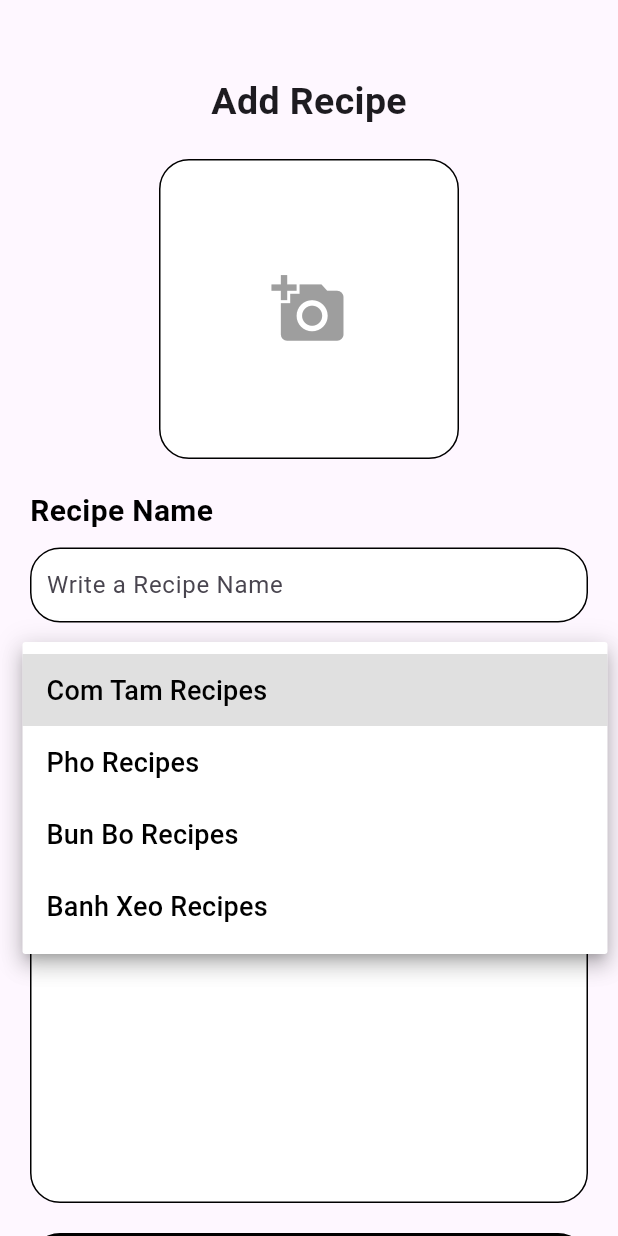
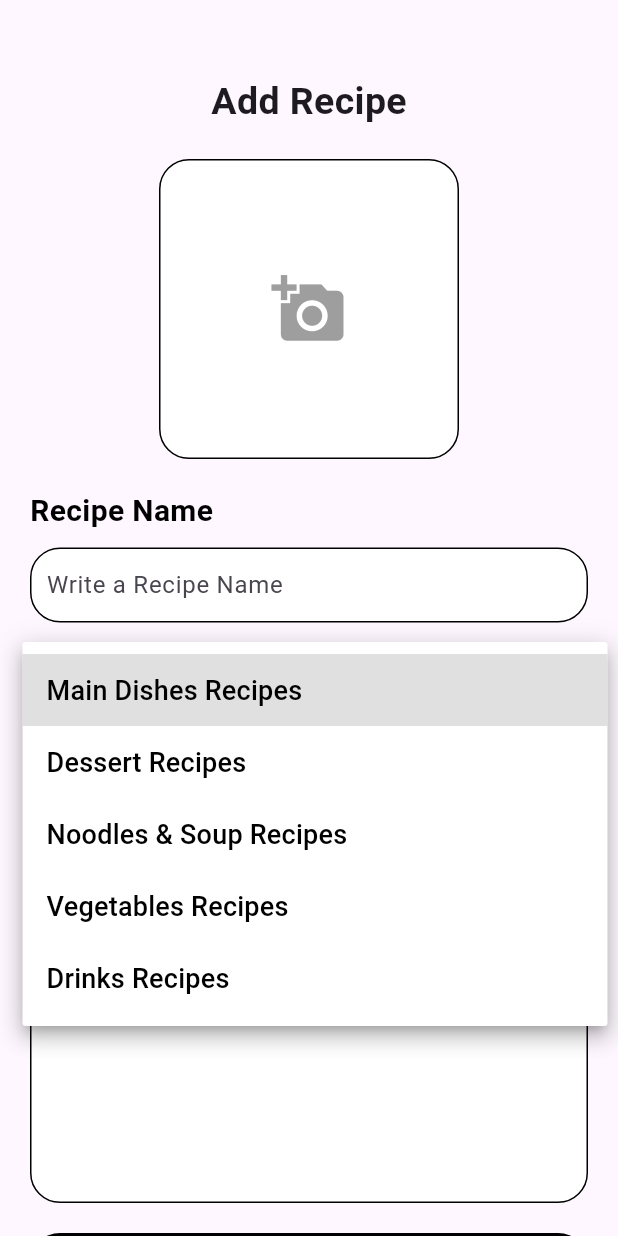
Before and after one commit to PhanKhaiDIen/recipeapp, a Flutter app: the AddRecipe screen opened directly, after a tap on "Select Category", on a phone screen of 412 x 824 dp. Run offline on Flutter 3.47's test engine with Material 3 defaults, Android fonts, the phone set to English and light mode, and no system bars; our stand-ins replace cloud_firestore, firebase_auth, firebase_core, firebase_storage, fluttertoast, image_picker and 1 more; accounts and stored records are empty.

Commit message:
Update add_recipe.dart

```diff
--- a/lib/pages/add_recipe.dart
+++ b/lib/pages/add_recipe.dart
@@ -17,7 +17,7 @@ class AddRecipe extends StatefulWidget {
 
 class _AddRecipeState extends State<AddRecipe> {
   String? value;
-  final List<String> recipe=['Com Tam Recipes','Pho Recipes','Bun Bo Recipes','Banh Xeo Recipes'];
+  final List<String> recipe=['Main Dishes Recipes','Dessert Recipes','Noodles & Soup Recipes','Vegetables Recipes','Drinks Recipes'];
   File? selectedImage;
   TextEditingController namecontroller=new TextEditingController();
   TextEditingController detailcontroller=new TextEditingController();
```
